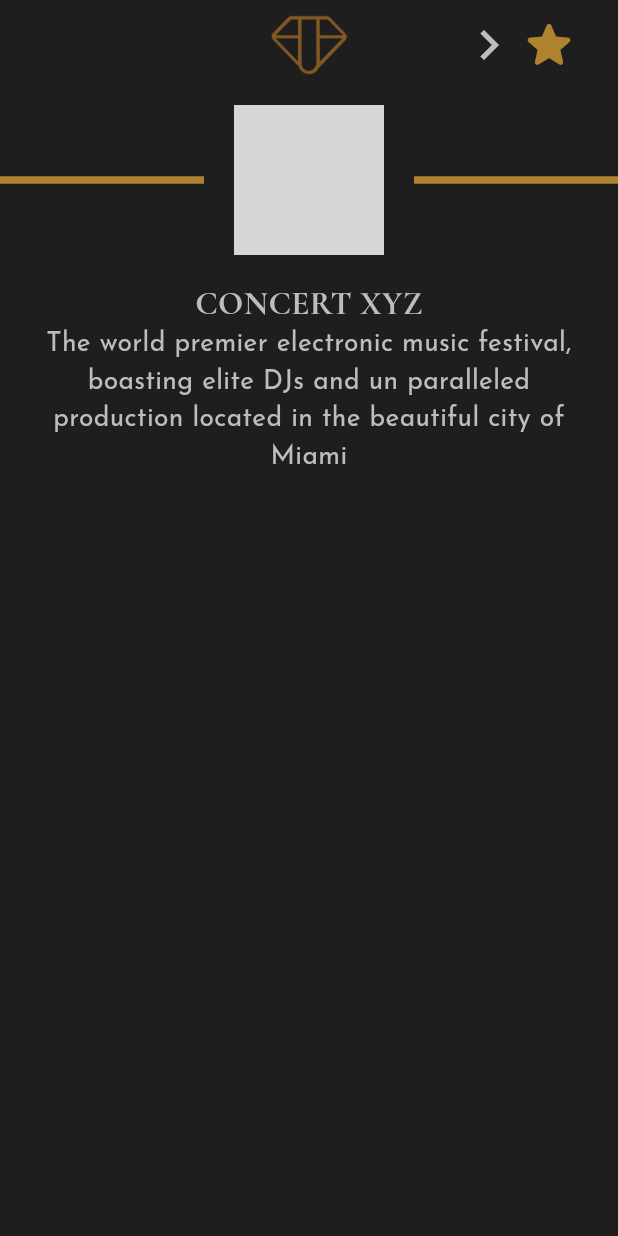
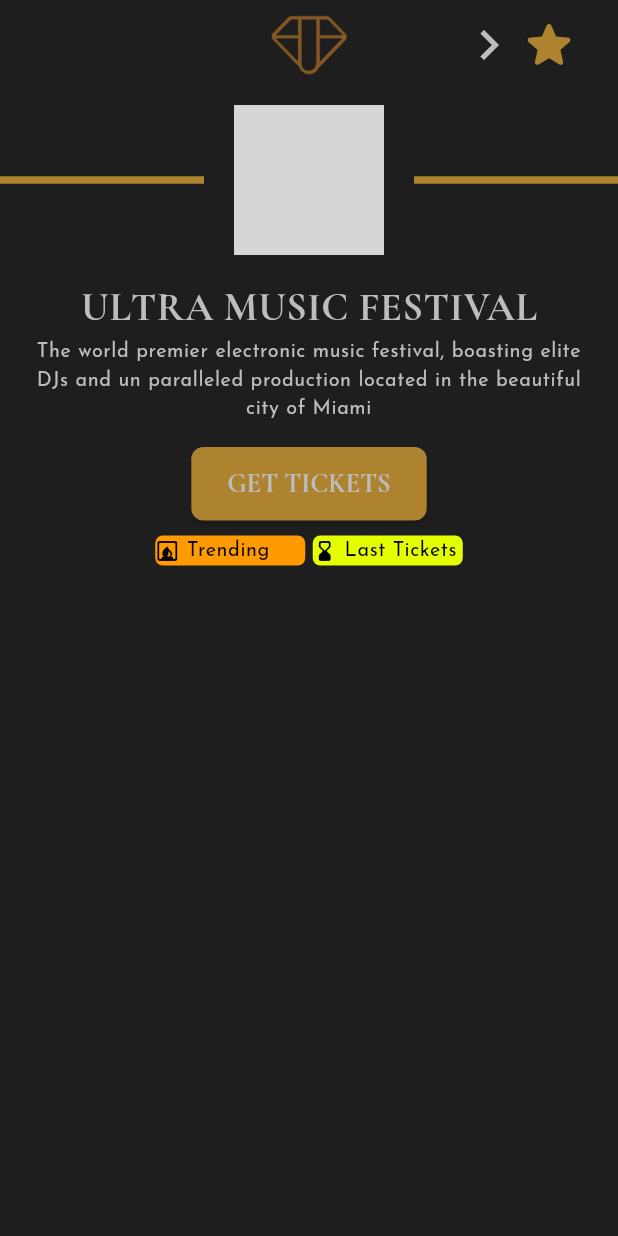
Before and after one commit to sebastianrr2/compra_tickets_evento_macro, a Flutter app: the screen it shows after launch, on a phone screen of 412 x 824 dp. Run offline on Flutter 3.47's test engine with Material 3 defaults, Android fonts, the phone set to English and light mode, and no system bars; our stand-ins replace go_router; network calls fail; project files that could hold a hidden picture were left out; grey boxes are pictures that could not be loaded.

Commit message:
boton get tickets + recomendaciones

```diff
--- a/lib/domain/entities/event.dart
+++ b/lib/domain/entities/event.dart
@@ -14,7 +14,8 @@
   final String host;
   final String locationImage;
   final List<String> gallery;
-
+  final Map<String,bool> recommendations;
+  //la idea esque esten unas rec
   // Constructor GENERAL INFO
   Event({
     required this.id,
@@ -27,5 +28,6 @@
     required this.host,
     required this.locationImage,
     required this.gallery,
+    required this.recommendations
   });
 }
--- a/lib/infrastructure/datasources/events_db_datasource.dart
+++ b/lib/infrastructure/datasources/events_db_datasource.dart
@@ -9,7 +9,7 @@
   //Se inicializa esta simulacion para desplegar la pantalla general del evento
   Event demoEvent = Event(
         id: 0,
-        name: 'Concert XYZ', // Nombre del evento
+        name: 'Ultra music festival', // Nombre del evento
         logo: 'https://i.pinimg.com/originals/2a/2e/a5/2a2ea5fc5819d4b41541f36d21566d8d.png', // URL del logo
         description: 'The world premier electronic music festival, boasting elite DJs and un paralleled production located in the beautiful city of Miami', // Descripción del evento
         maxCapacity: 5000, // Capacidad máxima del evento
@@ -22,6 +22,10 @@
           'https://example.com/gallery2.png',
           'https://example.com/gallery3.png',
         ], // Galería de imágenes del evento
+        recommendations: {
+          "trending": true,
+          "last tickets": true
+        }
       );
 
     EventsDbDatasource() {
--- a/lib/presentation/screens/event_general_screen/event_general_screen.dart
+++ b/lib/presentation/screens/event_general_screen/event_general_screen.dart
@@ -1,7 +1,10 @@
 import 'package:compra_tickets_evento_macro/presentation/providers/providers.dart';
 import 'package:compra_tickets_evento_macro/presentation/theme/app_theme.dart';
+import 'package:compra_tickets_evento_macro/presentation/theme/theme.dart';
 import 'package:compra_tickets_evento_macro/presentation/widgets/custom_appbar.dart';
 import 'package:compra_tickets_evento_macro/presentation/widgets/event_logo_row.dart';
+import 'package:compra_tickets_evento_macro/presentation/widgets/get_tickets_button.dart';
+import 'package:compra_tickets_evento_macro/presentation/widgets/recommendations.dart';
 import 'package:flutter/material.dart';
 import 'package:provider/provider.dart';
 
@@ -36,7 +39,8 @@
           } else if (snapshot.hasData) {
             // Una vez que los datos están disponibles
             final event = snapshot.data!;
-            final logoUrl = event.logo; // Obtener el logo del evento
+            final logoUrl = event.logo;
+            final Map<String,bool> recommendationsMap = event.recommendations; // Obtener el logo del evento
 
             return Column(
               children: [
@@ -49,22 +53,21 @@
                     children: [
                       Text(
                         event.name.toUpperCase(),
-                         style: const TextStyle(
-                          fontFamily: 'CormorantGaramond', // Aplicar la fuente
-                          fontSize: 20, // Tamaño del texto
-                          fontWeight: FontWeight.bold, // Hacerlo negrita
-                          color: AppTheme.textColor,
-                        )
+                         style: ThemeStylesSettings.primaryTitle
                       ),
+                      const SizedBox(height: 1),
                       Text(
                         event.description,
                         textAlign: TextAlign.center,
-                        style: const TextStyle(
-                          fontFamily: 'JosefinSans', // Mantener la fuente de la descripción
-                          fontSize: 16,
-                          color: AppTheme.textColor, // Color del texto según tu tema
-                        ),
+                        style: ThemeStylesSettings.secondaryText
                       ),
+                      const SizedBox(height: 16), // Espacio entre la descripción y el botón
+                      GetTicketsButton(
+                        onPressed: () {
+                        },
+                      ),
+                      const SizedBox(height: 10),
+                      Recommendations(recommendationsMap: recommendationsMap)
                     ],)
                 ),
                 // Agrega más widgets aquí según sea necesario
--- a/lib/presentation/theme/theme_styles_settings.dart
+++ b/lib/presentation/theme/theme_styles_settings.dart
@@ -83,4 +83,12 @@
     );
   }
 
+  static TextStyle secondaryTextBlack = const TextStyle(
+    fontFamily: 'JosefinSans',
+    fontSize: 12,
+    fontWeight: FontWeight.w500,
+    color: AppTheme.black,
+    letterSpacing: 0.4,
+  );
+
 }
--- /dev/null
+++ b/lib/presentation/widgets/get_tickets_button.dart
@@ -0,0 +1,31 @@
+import 'package:compra_tickets_evento_macro/presentation/theme/app_theme.dart';
+import 'package:flutter/material.dart';
+
+class GetTicketsButton extends StatelessWidget {
+  final VoidCallback onPressed;
+
+  const GetTicketsButton({super.key, required this.onPressed});
+
+  @override
+  Widget build(BuildContext context) {
+    return ElevatedButton(
+      style: ElevatedButton.styleFrom(
+        backgroundColor: AppTheme.dullGold, // Color dullGold para el botón
+        padding: const EdgeInsets.symmetric(horizontal: 24, vertical: 12), // Tamaño del botón
+        shape: RoundedRectangleBorder(
+          borderRadius: BorderRadius.circular(8), // Bordes redondeados
+        ),
+      ),
+      onPressed: onPressed, // Acción al presionar el botón
+      child: const Text(
+        'GET TICKETS',
+        style: TextStyle(
+          fontFamily: 'CormorantGaramond', // Tipografía del título
+          fontSize: 16, // Tamaño del texto del botón
+          fontWeight: FontWeight.bold, // Negrita para el botón
+          color: AppTheme.textColor, // Texto en color negro
+        ),
+      ),
+    );
+  }
+}
--- /dev/null
+++ b/lib/presentation/widgets/recommendations.dart
@@ -0,0 +1,77 @@
+import 'package:flutter/material.dart';
+import 'package:compra_tickets_evento_macro/presentation/theme/app_theme.dart';
+import 'package:compra_tickets_evento_macro/presentation/theme/theme.dart';
+
+// Un widget sin estado para mostrar recomendaciones basado en las propiedades de las recomendaciones
+class Recommendations extends StatelessWidget {
+  // Mapa con las recomendaciones, que pueden ser "trending" y "last tickets"
+  final Map<String, bool> recommendationsMap;
+
+  // Constructor del widget que recibe el mapa de recomendaciones
+  const Recommendations({super.key, required this.recommendationsMap});
+
+  @override
+  Widget build(BuildContext context) {
+    // Validar y crear el widget para "trending"
+    Widget trendingWidget = Container();
+    if (recommendationsMap["trending"] == true) {
+      trendingWidget = Container(
+        height: 20,
+        width: 100,
+        decoration: BoxDecoration(
+          borderRadius: BorderRadius.circular(5),
+          color: AppTheme.trendingWeeblyOrange,
+        ),
+        child: Row(
+          children: [
+            const Icon(Icons.fireplace_rounded, color: Colors.black, size: 16), // Ícono de fuego
+            const SizedBox(width: 5), // Espacio entre el ícono y el texto
+            Center(
+              child: Text(
+                'Trending',
+                style: ThemeStylesSettings.secondaryTextBlack,
+              ),
+            ),
+          ],
+        ),
+      );
+    }
+
+    // Validar y crear el widget para "last tickets"
+    Widget lastTicketsWidget = Container();
+    if (recommendationsMap["last tickets"] == true) {
+      lastTicketsWidget = Container(
+        height: 20,
+        width: 100,
+        decoration: BoxDecoration(
+          borderRadius: BorderRadius.circular(5),
+          color: AppTheme.lastTicketsLemonLime,
+        ),
+        child: Row(
+          children: [
+            const Icon(Icons.hourglass_bottom_rounded, color: Colors.black, size: 16), // Ícono de reloj de arena
+            const SizedBox(width: 5), // Espacio entre el ícono y el texto
+            Center(
+              child: Text(
+                'Last Tickets',
+                style: ThemeStylesSettings.secondaryTextBlack,
+              ),
+            ),
+          ],
+        ),
+      );
+    }
+
+    // Devuelve un widget `Row` que contiene solo los widgets cuyo valor sea `true`
+    return Row(
+      mainAxisAlignment: MainAxisAlignment.center, // Centra los widgets
+      children: [
+        if (recommendationsMap["trending"] == true) ...[
+          trendingWidget,
+          const SizedBox(width: 5), // Espacio entre trending y last tickets
+        ],
+        if (recommendationsMap["last tickets"] == true) lastTicketsWidget,
+      ],
+    );
+  }
+}
```
